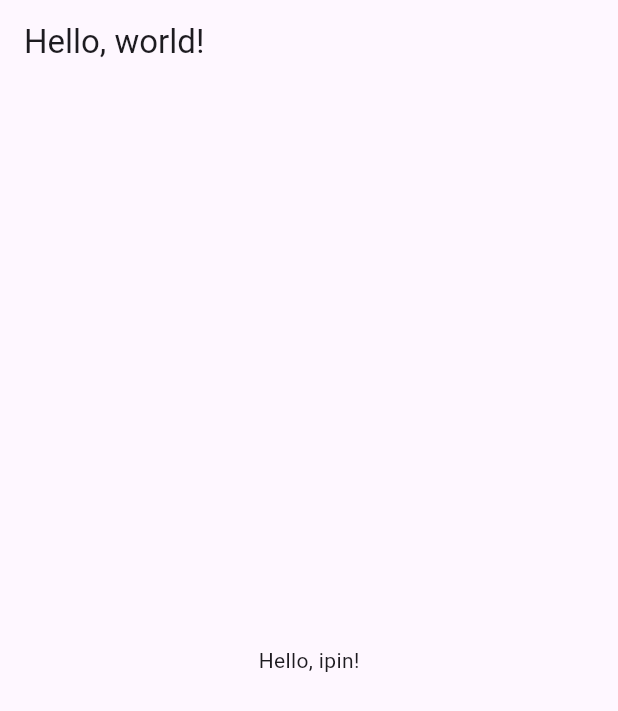
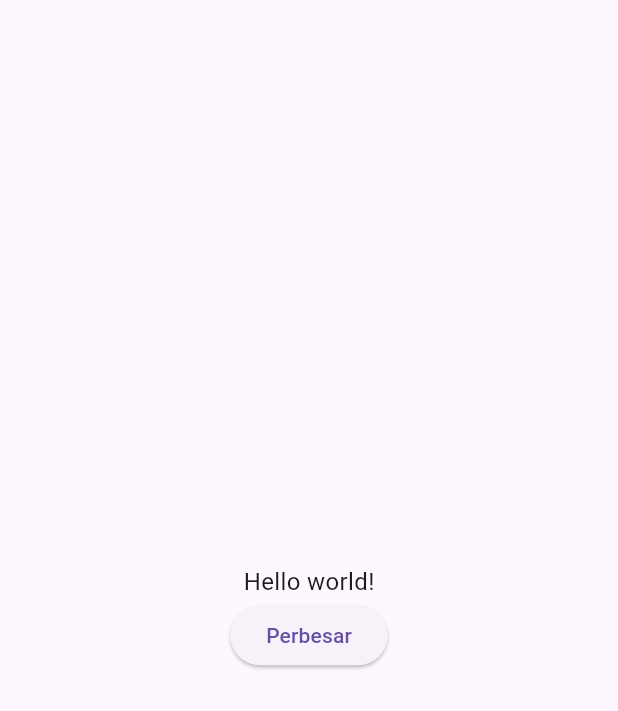
Before and after one commit to IlhamArifinnn/dicoding, a Flutter app: the screen it shows after launch, on a phone screen of 412 x 824 dp. Shown: the top 711 px of the screen. Run offline on Flutter 3.47's test engine with Material 3 defaults, Android fonts, the phone set to English and light mode, and no system bars.

Commit message:
study: StatelessWidget dan StatefulWidget

```diff
--- a/flutter_app/flutter_application_1/lib/main.dart
+++ b/flutter_app/flutter_application_1/lib/main.dart
@@ -1,8 +1,6 @@
 import 'package:flutter/material.dart';
 
-void main() {
-  runApp(MyApp());
-}
+void main() => runApp(MyApp());
 
 class MyApp extends StatelessWidget {
   @override
@@ -10,10 +8,55 @@
     return MaterialApp(
       title: 'Flutter Demo',
       theme: ThemeData(primarySwatch: Colors.blue),
-      home: Scaffold(
-        appBar: AppBar(title: Text('Hello, world!')),
-        body: Center(child: Text('Hello, ipin!')),
+      home: const Scaffold(
+        body: Center(
+          child: BiggerText(
+            text: "Hello world!",
+          ), // Ubah widget Heading ke PerubahanText
+        ),
       ),
     );
   }
 }
+
+class Heading extends StatelessWidget {
+  final String text;
+
+  const Heading({Key? key, required this.text}) : super(key: key);
+
+  @override
+  Widget build(BuildContext context) {
+    return Text(
+      text,
+      style: const TextStyle(fontSize: 24.0, fontWeight: FontWeight.bold),
+    );
+  }
+}
+
+class BiggerText extends StatefulWidget {
+  final String text;
+  const BiggerText({Key? key, required this.text}) : super(key: key);
+  @override
+  State<BiggerText> createState() => _BiggerTextState();
+}
+
+class _BiggerTextState extends State<BiggerText> {
+  double _textSize = 16.0;
+  @override
+  Widget build(BuildContext context) {
+    return Column(
+      mainAxisAlignment: MainAxisAlignment.center,
+      children: <Widget>[
+        Text(widget.text, style: TextStyle(fontSize: _textSize)),
+        ElevatedButton(
+          child: const Text("Perbesar"),
+          onPressed: () {
+            setState(() {
+              _textSize = 32.0;
+            });
+          },
+        ),
+      ],
+    );
+  }
+}
```
